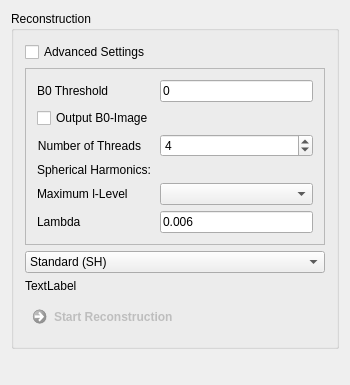
Before: the Qt Designer form Modules/Bundles/org.mitk.gui.qt.diffusionimaging/src/internal/QmitkQBallReconstructionViewControls.ui in MITK/MITK, drawn with Qt 5.
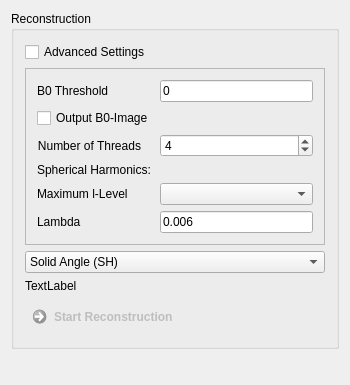
After: the same form once the commit is applied.

What changed in the file:
```diff
--- a/Modules/Bundles/org.mitk.gui.qt.diffusionimaging/src/internal/QmitkQBallReconstructionViewControls.ui
+++ b/Modules/Bundles/org.mitk.gui.qt.diffusionimaging/src/internal/QmitkQBallReconstructionViewControls.ui
@@ -172,7 +172,7 @@
       <item>
        <widget class="QComboBox" name="m_QBallReconstructionMethodComboBox">
         <property name="currentIndex">
-         <number>1</number>
+         <number>2</number>
         </property>
         <item>
          <property name="text">
```
